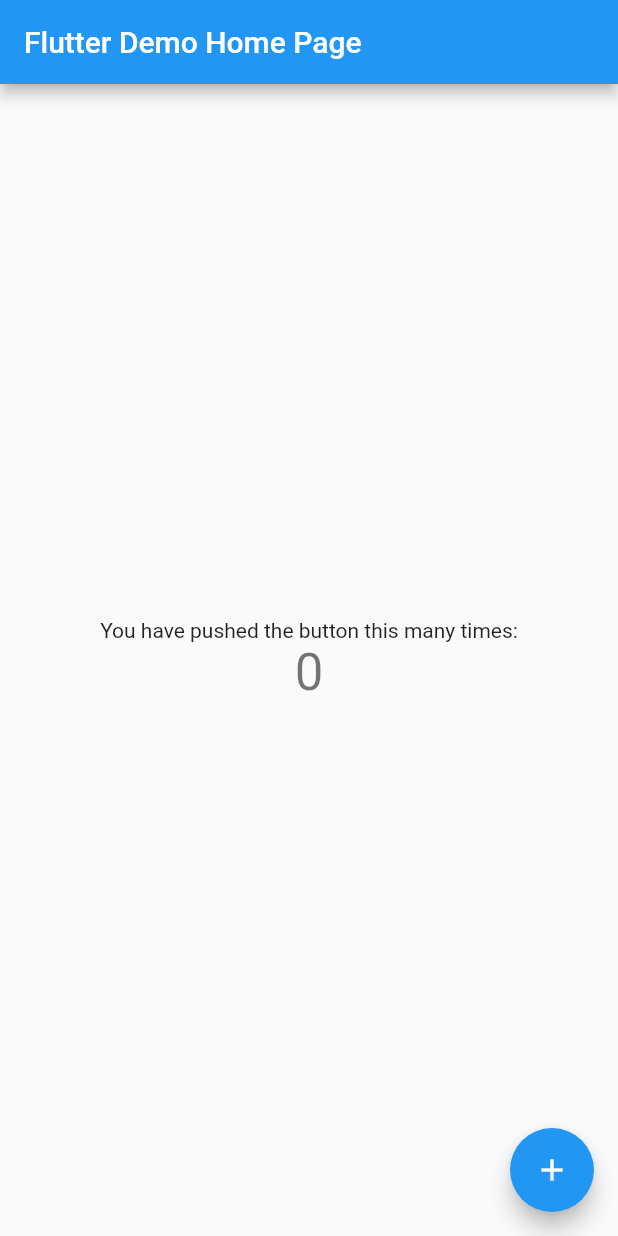
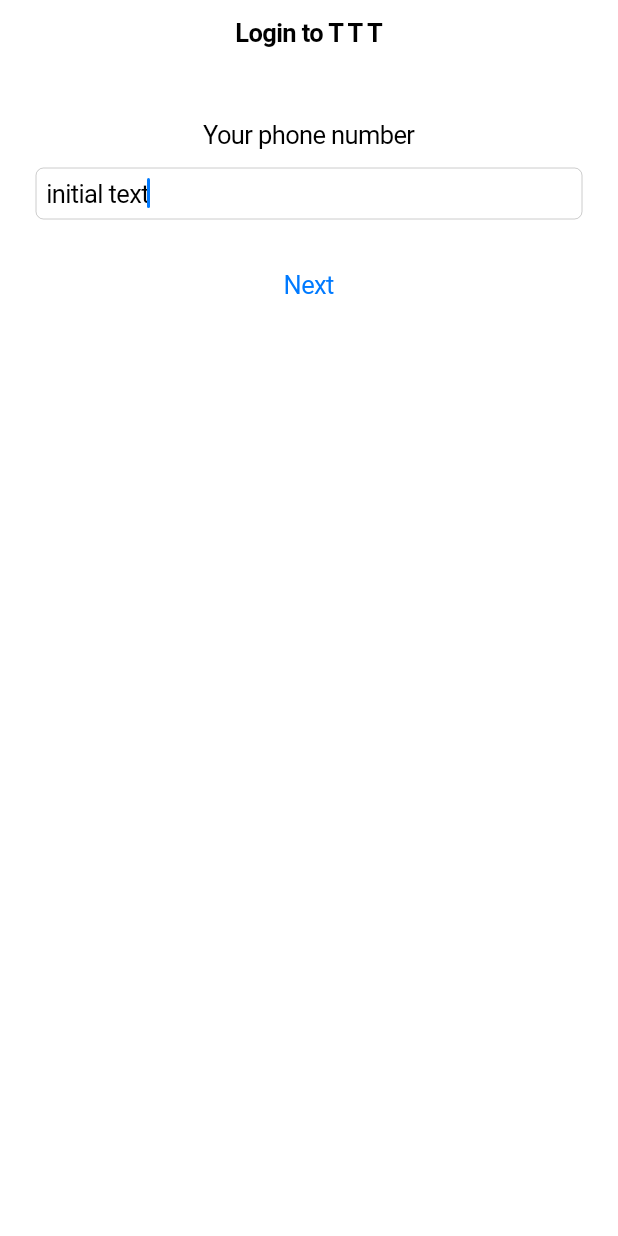
Before and after one commit to snookpy/track_to_trace, a Flutter app: the screen it shows after launch, on a phone screen of 412 x 824 dp. Run offline on Flutter 3.47's test engine with Material 2 defaults, Android fonts, the phone set to English and light mode, and no system bars.

Commit message:
add login page, change theme to use cupertino

```diff
--- a/lib/main.dart
+++ b/lib/main.dart
@@ -1,63 +1,48 @@
-import 'package:flutter/material.dart';
+import 'package:flutter/cupertino.dart';
+import 'package:flutter/services.dart';
+import 'package:track_to_trace/pages/login_page.dart';
 
-void main() => runApp(MyApp());
+void main() {
+  WidgetsFlutterBinding.ensureInitialized();
 
-class MyApp extends StatelessWidget {
+  SystemChrome.setPreferredOrientations(
+      [DeviceOrientation.portraitUp, DeviceOrientation.portraitDown]);
+
+  return runApp(CupertinoApp(
+    routes: {
+      '/': (_) => LoginPage(),
+      '/main': (_) => CupertinoStoreHomePage(),
+    },
+  ));
+}
+
+class CupertinoStoreHomePage extends StatelessWidget {
   @override
   Widget build(BuildContext context) {
-    return MaterialApp(
-      title: 'Flutter Demo',
-      theme: ThemeData(
-        primarySwatch: Colors.blue,
+    return CupertinoTabScaffold(
+      // child: CupertinoPageScaffold(
+      //   navigationBar: CupertinoNavigationBar(
+      //     middle: const Text('Cupertino Store'),
+      //   ),
+      //   child: const SizedBox(),
+      // ),
+      tabBar: CupertinoTabBar(
+        items: <BottomNavigationBarItem>[
+          BottomNavigationBarItem(
+            icon: Icon(CupertinoIcons.home),
+            title: Text('Products'),
+          ),
+          BottomNavigationBarItem(
+            icon: Icon(CupertinoIcons.search),
+            title: Text('Search'),
+          ),
+          BottomNavigationBarItem(
+            icon: Icon(CupertinoIcons.shopping_cart),
+            title: Text('Cart'),
+          ),
+        ],
       ),
-      home: MyHomePage(title: 'Flutter Demo Home Page'),
+      tabBuilder: (BuildContext context, int index) {},
     );
   }
 }
-
-class MyHomePage extends StatefulWidget {
-  MyHomePage({Key key, this.title}) : super(key: key);
-
-  final String title;
-
-  @override
-  _MyHomePageState createState() => _MyHomePageState();
-}
-
-class _MyHomePageState extends State<MyHomePage> {
-  int _counter = 0;
-
-  void _incrementCounter() {
-    setState(() {
-      _counter++;
-    });
-  }
-
-  @override
-  Widget build(BuildContext context) {
-    return Scaffold(
-      appBar: AppBar(
-        title: Text(widget.title),
-      ),
-      body: Center(
-        child: Column(
-          mainAxisAlignment: MainAxisAlignment.center,
-          children: <Widget>[
-            Text(
-              'You have pushed the button this many times:',
-            ),
-            Text(
-              '$_counter',
-              style: Theme.of(context).textTheme.display1,
-            ),
-          ],
-        ),
-      ),
-      floatingActionButton: FloatingActionButton(
-        onPressed: _incrementCounter,
-        tooltip: 'Increment',
-        child: Icon(Icons.add),
-      ),
-    );
-  }
-}
--- /dev/null
+++ b/lib/pages/login_page.dart
@@ -0,0 +1,43 @@
+import 'package:flutter/cupertino.dart';
+
+class LoginPage extends StatefulWidget {
+  @override
+  _LoginPageState createState() => _LoginPageState();
+}
+
+class _LoginPageState extends State<LoginPage> {
+  TextEditingController userPhoneNumber =
+      TextEditingController(text: 'initial text');
+
+  @override
+  Widget build(BuildContext context) {
+    return CupertinoPageScaffold(
+      navigationBar: CupertinoNavigationBar(
+        middle: const Text('Login to T T T'),
+      ),
+      child: SafeArea(
+        child: Padding(
+          padding: const EdgeInsets.all(24.0),
+          child: Column(
+            children: <Widget>[
+              SizedBox(height: 12.0,),
+              Text(
+                'Your phone number'
+              ),
+              SizedBox(height: 12.0,),
+              CupertinoTextField(controller: userPhoneNumber,
+              keyboardType: TextInputType.numberWithOptions(),
+              autofocus: true
+              ),
+              SizedBox(height: 18.0,),
+              CupertinoButton(
+                child: Text("Next"),
+                onPressed: () {},
+              )
+            ],
+          ),
+        ),
+      ),
+    );
+  }
+}
```
